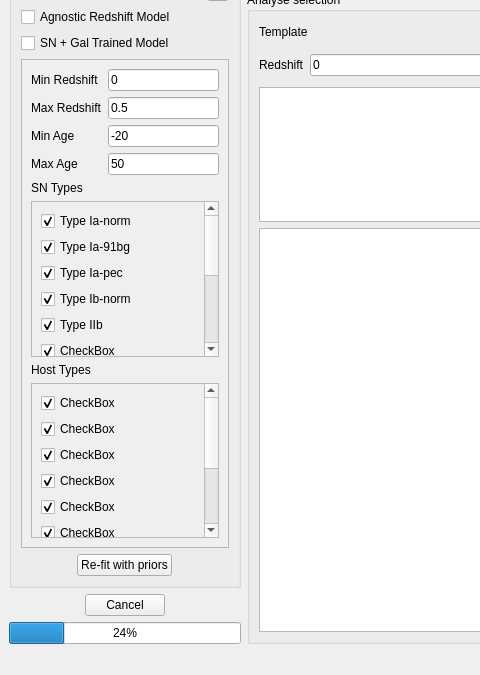
Before: the Qt Designer form GUI/design.ui in daniel-muthukrishna/astrodash, drawn with Qt 5; both pictures show x 0 to 480 and y 186 to 861 of the 1186 by 861 pixel window.
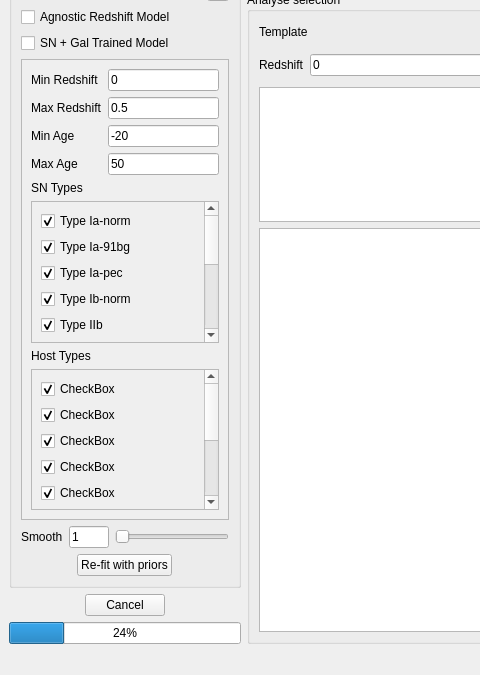
After: the same form once the commit is applied. Custom widgets are drawn as their Qt base class.

Commit message: Added Smoothing Low Pass Median Filter to GUI. Fixed minindex problem that caused continuum subtraction to be wrong when minindex was zero.

Diff of the .ui file:
```diff
--- a/GUI/design.ui
+++ b/GUI/design.ui
@@ -148,7 +148,7 @@
               <x>0</x>
               <y>0</y>
               <width>202</width>
-              <height>441</height>
+              <height>404</height>
              </rect>
             </property>
             <layout class="QVBoxLayout" name="verticalLayout_5">
@@ -382,7 +382,7 @@
                   <property name="geometry">
                    <rect>
                     <x>0</x>
-                    <y>0</y>
+                    <y>-20</y>
                     <width>164</width>
                     <height>292</height>
                    </rect>
@@ -508,6 +508,43 @@
            </widget>
           </widget>
          </item>
+         <item>
+          <layout class="QHBoxLayout" name="horizontalLayout_4">
+           <property name="bottomMargin">
+            <number>0</number>
+           </property>
+           <item>
+            <widget class="QLabel" name="label_3">
+             <property name="text">
+              <string>Smooth</string>
+             </property>
+            </widget>
+           </item>
+           <item>
+            <widget class="QLineEdit" name="lineEditSmooth">
+             <property name="maximumSize">
+              <size>
+               <width>40</width>
+               <height>16777215</height>
+              </size>
+             </property>
+             <property name="text">
+              <string>1</string>
+             </property>
+            </widget>
+           </item>
+           <item>
+            <widget class="QSlider" name="horizontalSliderSmooth">
+             <property name="maximum">
+              <number>8</number>
+             </property>
+             <property name="orientation">
+              <enum>Qt::Horizontal</enum>
+             </property>
+            </widget>
+           </item>
+          </layout>
+         </item>
          <item alignment="Qt::AlignHCenter|Qt::AlignVCenter">
           <widget class="QPushButton" name="btnRefit">
            <property name="maximumSize">
```
The commit also changes 7 other files.
